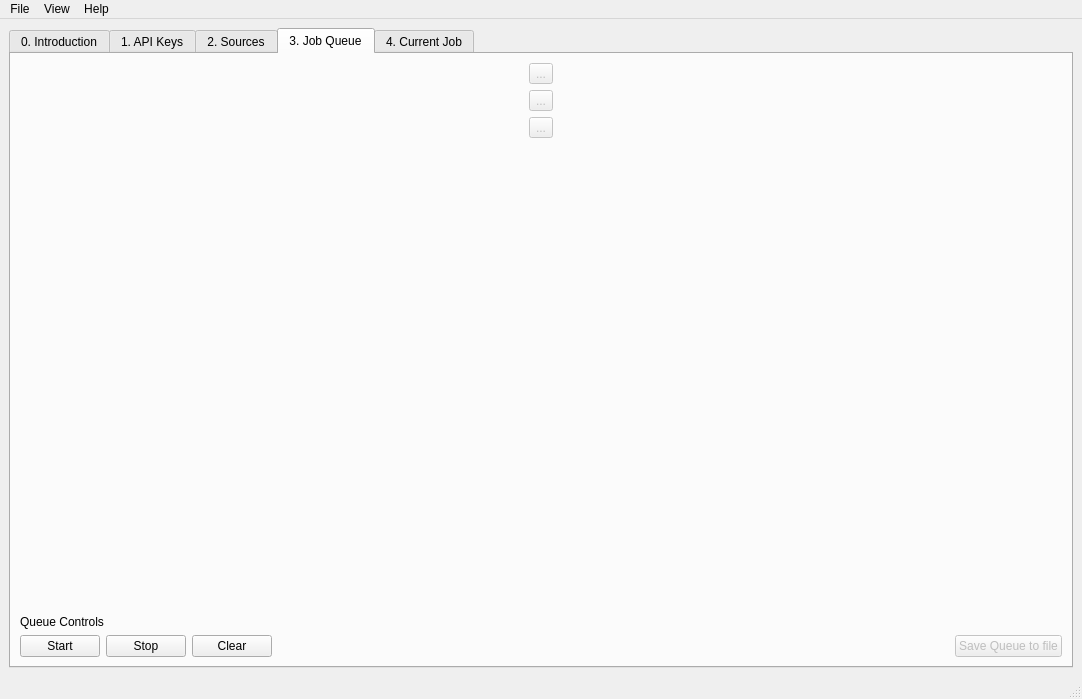
First picture: the form in ui/mainwindow.ui, repository ScriptSmith/reaper, before the edit.
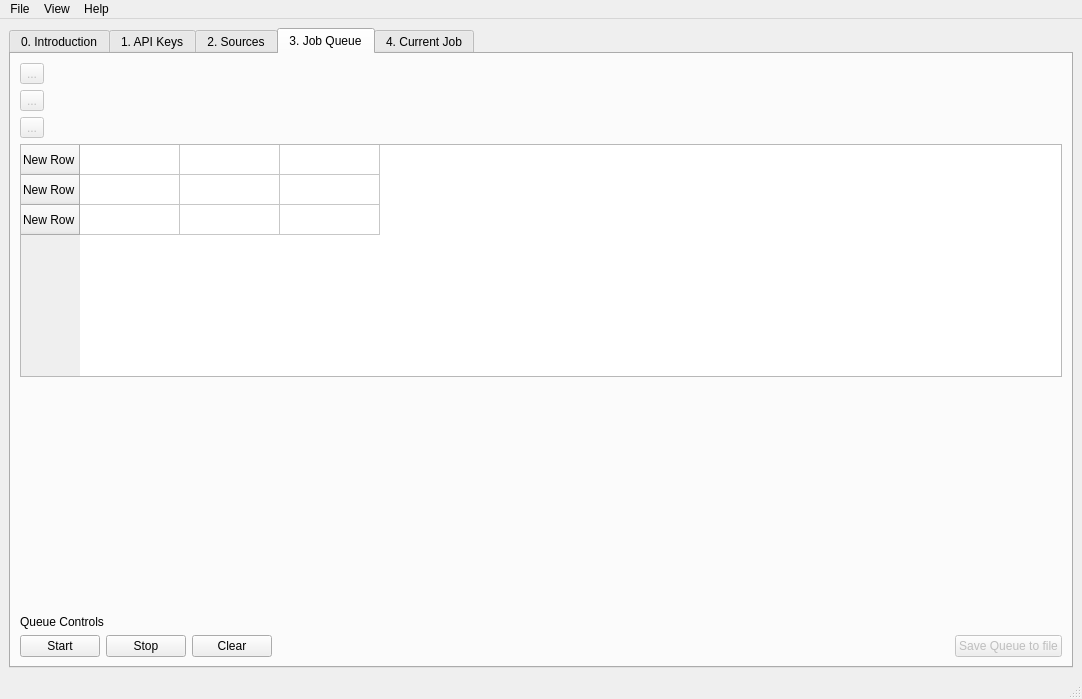
Second picture: the form after the edit. The open tabs and pages were chosen to show the change. Icons and pictures are not drawn.

```diff
--- a/ui/mainwindow.ui
+++ b/ui/mainwindow.ui
@@ -811,6 +811,52 @@
               </property>
              </widget>
             </item>
+            <item>
+             <widget class="QTableWidget" name="tableWidget">
+              <attribute name="horizontalHeaderVisible">
+               <bool>false</bool>
+              </attribute>
+              <attribute name="horizontalHeaderCascadingSectionResizes">
+               <bool>false</bool>
+              </attribute>
+              <attribute name="horizontalHeaderShowSortIndicator" stdset="0">
+               <bool>false</bool>
+              </attribute>
+              <attribute name="horizontalHeaderStretchLastSection">
+               <bool>false</bool>
+              </attribute>
+              <row>
+               <property name="text">
+                <string>New Row</string>
+               </property>
+              </row>
+              <row>
+               <property name="text">
+                <string>New Row</string>
+               </property>
+              </row>
+              <row>
+               <property name="text">
+                <string>New Row</string>
+               </property>
+              </row>
+              <column>
+               <property name="text">
+                <string>New Column</string>
+               </property>
+              </column>
+              <column>
+               <property name="text">
+                <string>a</string>
+               </property>
+              </column>
+              <column>
+               <property name="text">
+                <string>a</string>
+               </property>
+              </column>
+             </widget>
+            </item>
             <item>
              <spacer name="verticalSpacer">
               <property name="orientation">
```
Left out of the diff: 17 changed lines with no effect on the pictures.
